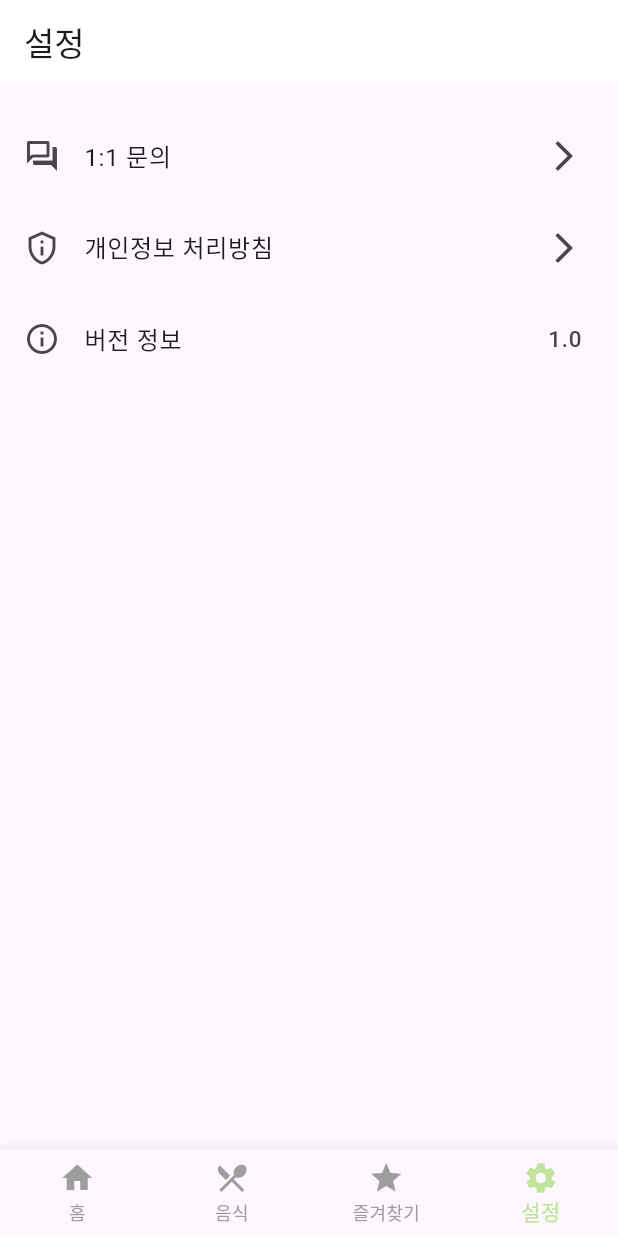
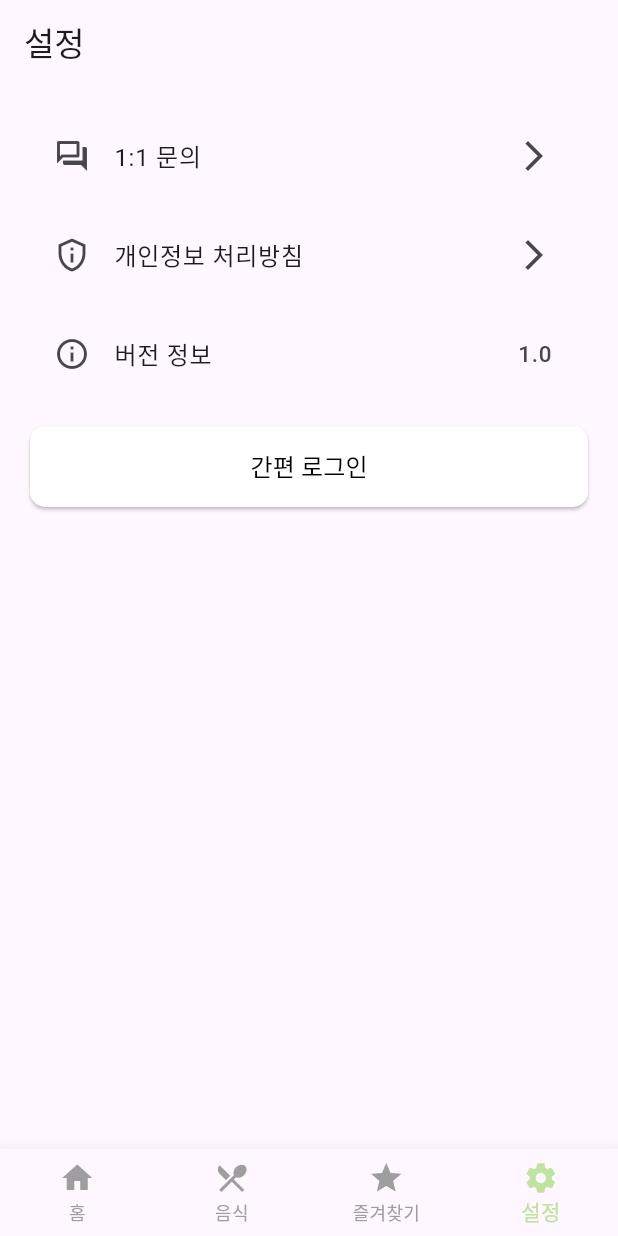
Before and after one commit to Ehebebsh/FOODRECIPE-PUBLIC-, a Flutter app: the screen it shows after launch, item 4 of the bottom bar chosen, on a phone screen of 412 x 824 dp. Run offline on Flutter 3.47's test engine with Material 3 defaults, Android fonts, the phone set to English and light mode, and no system bars; our stand-ins replace cherry_toast, shared_preferences; missing offline and left inert: flutter_email_sender; network calls fail.

```diff
--- a/lib/screens/foodrecipemenu_screen.dart
+++ b/lib/screens/foodrecipemenu_screen.dart
@@ -45,6 +45,7 @@ class _FoodPageState extends State<FoodPage> {
 
     return Scaffold(
       appBar: AppBar(
+        forceMaterialTransparency: true,
         title: Text(widget.title),
       ),
       body: FutureBuilder(
--- a/lib/screens/home_screen.dart
+++ b/lib/screens/home_screen.dart
@@ -1,6 +1,5 @@
 import 'dart:convert';
 import 'dart:math';
-
 import 'package:flutter/material.dart';
 import '../widgets/category_button_widget.dart';
 import '../widgets/custom_bottom_navigation_action_widget.dart';
@@ -94,6 +93,7 @@ class HomePageState extends State<HomePage> {
     return Scaffold(
       backgroundColor: Colors.white,
       appBar: AppBar(
+        forceMaterialTransparency: true,
         backgroundColor: Colors.white,
         leading: const Padding(
           padding: EdgeInsets.all(3),
--- a/lib/screens/setting_screen.dart
+++ b/lib/screens/setting_screen.dart
@@ -1,5 +1,6 @@
 import 'package:flutter/material.dart';
 import 'package:flutter_email_sender/flutter_email_sender.dart';
+import 'package:foodrecipe/screens/login_screen.dart';
 import 'package:url_launcher/url_launcher.dart';
 import '../widgets/custom_bottom_navigation_action_widget.dart';
 
@@ -17,11 +18,15 @@ class SettingPageState extends State<SettingPage> {
   Widget build(BuildContext context) {
     return Scaffold(
       appBar: AppBar(
+        forceMaterialTransparency: true,
         backgroundColor: Colors.white,
         automaticallyImplyLeading: false,
         title: const Text('설정'),
       ),
-      body: Column(
+      body: SingleChildScrollView( // 화면이 넘칠 경우 스크롤 가능하도록 변경
+        padding: const EdgeInsets.symmetric(horizontal: 20),
+        child: Column(
+          crossAxisAlignment: CrossAxisAlignment.stretch,
           children: <Widget>[
             const SizedBox(height: 20),
             ListTile(
@@ -30,7 +35,7 @@ class SettingPageState extends State<SettingPage> {
               title: const Text('1:1 문의'),
               onTap: _sendEmail,
             ),
-          const SizedBox(height: 5),
+            const SizedBox(height: 10), // 간격 조정
             ListTile(
               leading: const Icon(Icons.privacy_tip_outlined),
               trailing: const Icon(Icons.arrow_forward_ios),
@@ -39,7 +44,7 @@ class SettingPageState extends State<SettingPage> {
                 launch("https://sites.google.com/view/mooddiaryprivacy/%ED%99%88");
               },
             ),
-          const SizedBox(height: 5),
+            const SizedBox(height: 10), // 간격 조정
             const ListTile(
               leading: Icon(Icons.info_outline),
               trailing: Text(
@@ -48,7 +53,30 @@ class SettingPageState extends State<SettingPage> {
               ),
               title: Text('버전 정보'),
             ),
+            const SizedBox(height: 20), // 간격 조정
+            ElevatedButton(
+              onPressed: () {
+                Navigator.push(
+                  context,
+                  MaterialPageRoute(
+                      builder: (context) => LoginScreen()),
+                );
+              },
+              style: ElevatedButton.styleFrom(
+                backgroundColor: Colors.white, // 버튼 배경색 변경
+                padding: const EdgeInsets.symmetric(vertical: 15), // 버튼 내부 padding 조정
+                shape: RoundedRectangleBorder( // 버튼 모서리 둥글게 변경
+                  borderRadius: BorderRadius.circular(10),
+                ),
+              ),
+              child: const Text(
+                '간편 로그인',
+                style: TextStyle(fontSize: 16, color: Colors.black),
+              ),
+            ),
+            const SizedBox(height: 20), // 간격 조정
           ],
+        ),
       ),
       bottomNavigationBar: BottomNavigator(
         selectedIndex: _selectedIndex,
```
Also changed, not shown: lib/screens/bookmark_screen.dart (+10 -1 lines), lib/screens/login_screen.dart (added, +115 -0 lines). Lines whose indentation alone changed are shown as unchanged.
